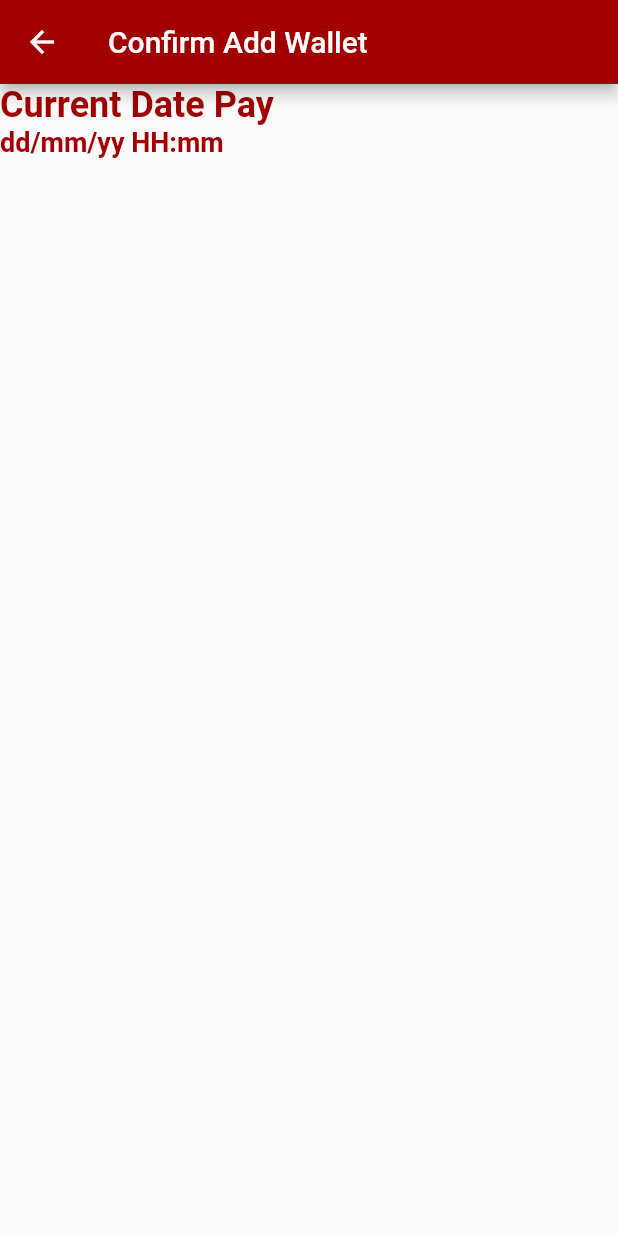
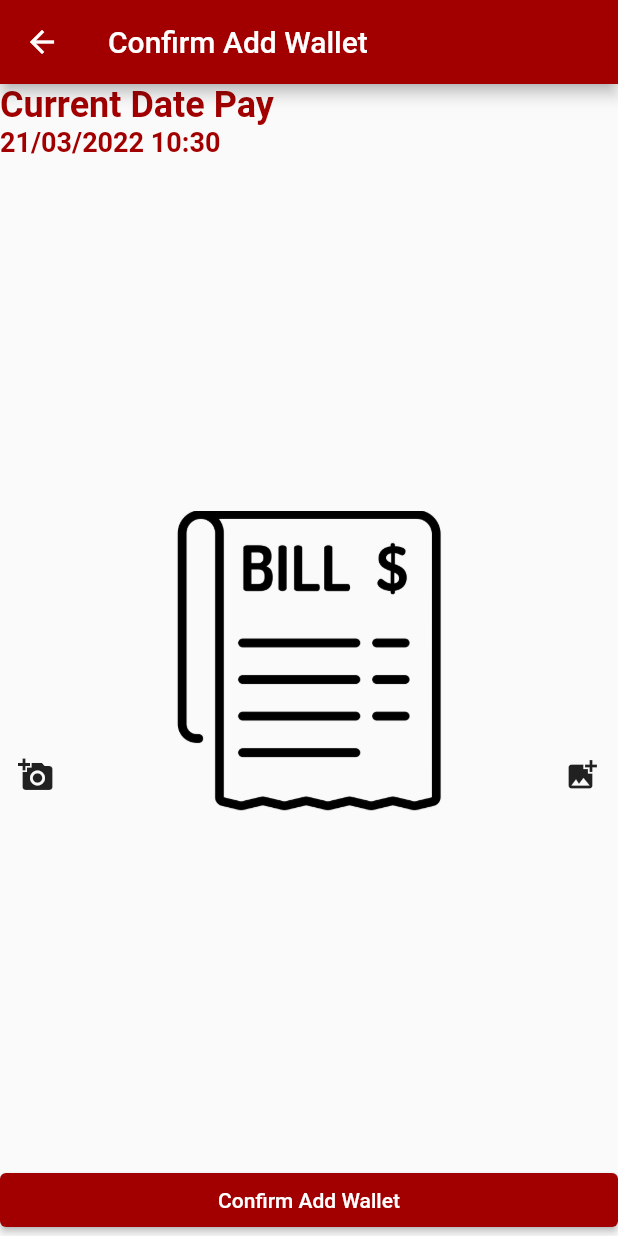
Before and after one commit to tanutsorn2522/shops1, a Flutter app: the ConfirmAddWallet screen opened by its route, on a phone screen of 412 x 824 dp. Run offline on Flutter 3.47's test engine with Material 2 defaults, Android fonts, the phone set to English and light mode, and no system bars; our stand-ins replace cached_network_image, dio, flutter_svg, geolocator, google_maps_flutter, image_picker and 3 more; missing offline and left inert: file_utils, omise_flutter; accounts and stored records are empty.

Commit message:
Update Confirm

```diff
--- a/lib/states/confirm_add_wallet.dart
+++ b/lib/states/confirm_add_wallet.dart
@@ -1,7 +1,10 @@
 import 'dart:io';
 
 import 'package:flutter/material.dart';
+import 'package:image_picker/image_picker.dart';
+import 'package:intl/intl.dart';
 import 'package:shops/utility/my_constant.dart';
+import 'package:shops/widgets/show_image.dart';
 import 'package:shops/widgets/show_title.dart';
 
 class ConfirmAddWallet extends StatefulWidget {
@@ -12,7 +15,8 @@ class ConfirmAddWallet extends StatefulWidget {
 }
 
 class _ConfirmAddWalletState extends State<ConfirmAddWallet> {
-  late String dateTimeStr;
+  String? dateTimeStr;
+  File? file;
 
   @override
   void initState() {
@@ -25,8 +29,10 @@ class _ConfirmAddWalletState extends State<ConfirmAddWallet> {
   void findCurrentTime() {
     DateTime dateTime = DateTime.now();
 
-    dateTimeStr = dateTime.toString();
-    print('dateTimeStr ==>> $dateTimeStr');
+    DateFormat dateFormat = DateFormat('dd/MM/yyyy HH:mm');
+
+    dateTimeStr = dateFormat.format(dateTime);
+    //print('dateTimeStr ==>> $dateTimeStr');
   }
 
   @override
@@ -45,16 +51,75 @@ class _ConfirmAddWalletState extends State<ConfirmAddWallet> {
       body: Column(
         crossAxisAlignment: CrossAxisAlignment.start,
         children: [
-          ShowTitle(
-            title: 'Current Date Pay',
-            textStyle: MyConstant().h1Style(),
-          ),
-          ShowTitle(
-            title: 'dd/mm/yy HH:mm',
-            textStyle: MyConstant().h2Style(),
-          )
+          newHeader(),
+          newDateTimePay(),
+          Spacer(),
+          newImage(),
+          Spacer(),
+          newButtonConfirm(),
         ],
       ),
     );
   }
+
+  Container newButtonConfirm() {
+    return Container(
+      width: double.infinity,
+      child: ElevatedButton(
+        onPressed: () {},
+        child: Text('Confirm Add Wallet'),
+      ),
+    );
+  }
+
+  Future<void> ProcessTakePhoto(ImageSource source) async {
+    try {
+      var result = await ImagePicker().pickImage(
+        source: source,
+        maxWidth: 800,
+        maxHeight: 800,
+      );
+      setState(() {
+        file = File(result!.path);
+      });
+    } catch (e) {}
+  }
+
+  Row newImage() {
+    return Row(
+      crossAxisAlignment: CrossAxisAlignment.end,
+      mainAxisAlignment: MainAxisAlignment.spaceBetween,
+      children: [
+        IconButton(
+          onPressed: () => ProcessTakePhoto(ImageSource.camera),
+          icon: Icon(Icons.add_a_photo),
+        ),
+        Container(
+          width: 200,
+          height: 200,
+          child: file == null
+              ? ShowImage(path: 'images/bill.png')
+              : Image.file(file!),
+        ),
+        IconButton(
+          onPressed: () => ProcessTakePhoto(ImageSource.gallery),
+          icon: Icon(Icons.add_photo_alternate),
+        ),
+      ],
+    );
+  }
+
+  ShowTitle newDateTimePay() {
+    return ShowTitle(
+      title: dateTimeStr == null ? 'dd/MM/yyyy HH:mm' : dateTimeStr!,
+      textStyle: MyConstant().h2Style(),
+    );
+  }
+
+  ShowTitle newHeader() {
+    return ShowTitle(
+      title: 'Current Date Pay',
+      textStyle: MyConstant().h1Style(),
+    );
+  }
 }
--- a/pubspec.yaml
+++ b/pubspec.yaml
@@ -48,6 +48,7 @@ dependencies:
   file_utils: ^1.0.1
   mask_text_input_formatter: ^2.1.0
   omise_flutter: ^0.1.6
+  intl: ^0.17.0
 
 dev_dependencies:
   flutter_test:
```
Also changed, not shown: pubspec.lock.
